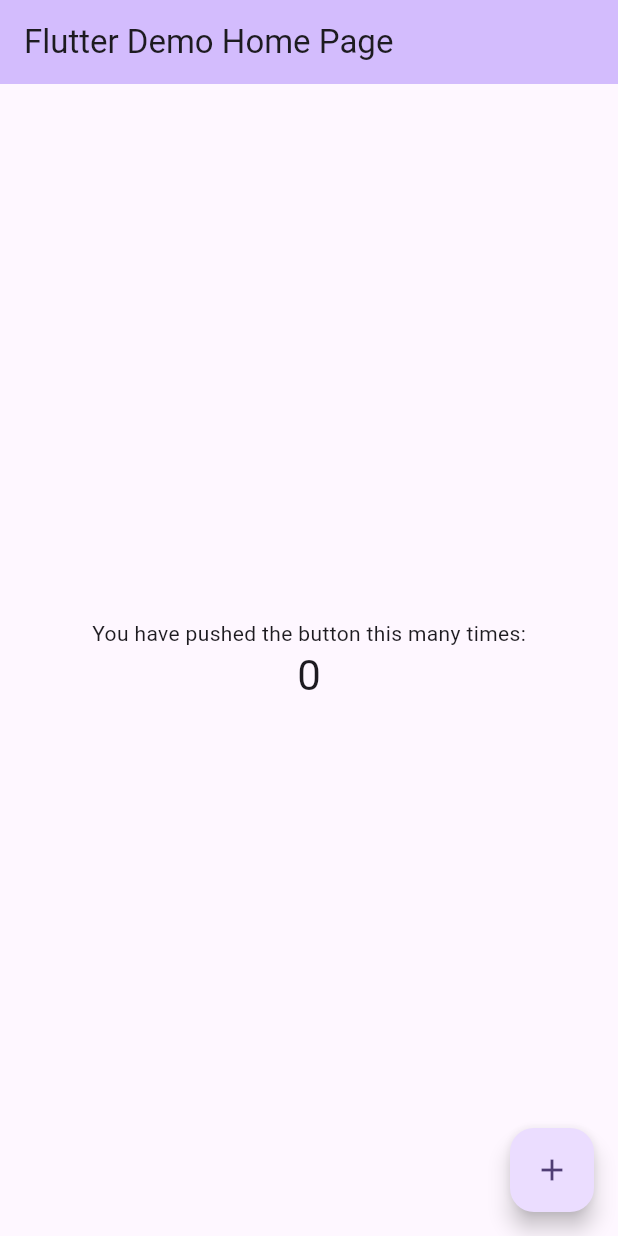
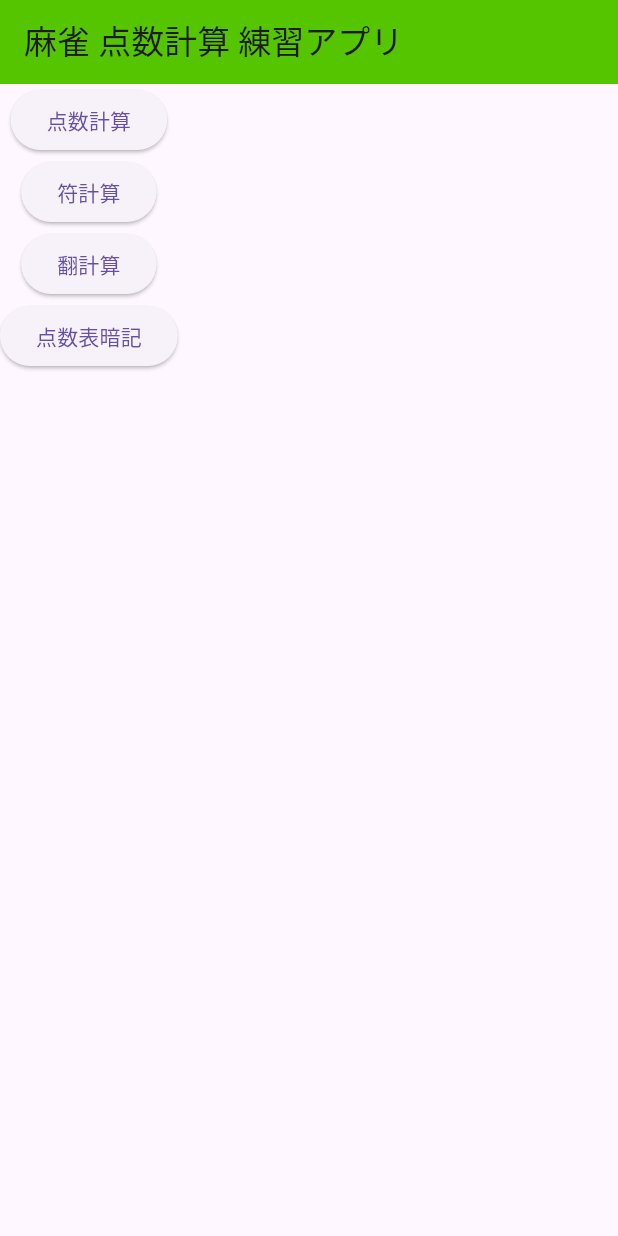
Before and after one commit to ha2ne2/mj_calc_flutter, a Flutter app: the screen it shows after launch, on a phone screen of 412 x 824 dp. Run offline on Flutter 3.47's test engine with Material 3 defaults, Android fonts, the phone set to English and light mode, and no system bars.

Commit message:
add top page

```diff
--- a/lib/main.dart
+++ b/lib/main.dart
@@ -1,125 +1,29 @@
 import 'package:flutter/material.dart';
+import 'package:mj_calc_flutter/screens/top_screen.dart';
+//import 'package:flutter_dotenv/flutter_dotenv.dart';
 
 void main() {
+  //await dotenv.load(fileName: '.env');
   runApp(const MyApp());
 }
 
 class MyApp extends StatelessWidget {
   const MyApp({super.key});
 
-  // This widget is the root of your application.
   @override
   Widget build(BuildContext context) {
     return MaterialApp(
-      title: 'Flutter Demo',
+      title: '麻雀 点数計算 練習アプリ',
       theme: ThemeData(
-        // This is the theme of your application.
-        //
-        // TRY THIS: Try running your application with "flutter run". You'll see
-        // the application has a purple toolbar. Then, without quitting the app,
-        // try changing the seedColor in the colorScheme below to Colors.green
-        // and then invoke "hot reload" (save your changes or press the "hot
-        // reload" button in a Flutter-supported IDE, or press "r" if you used
-        // the command line to start the app).
-        //
-        // Notice that the counter didn't reset back to zero; the application
-        // state is not lost during the reload. To reset the state, use hot
-        // restart instead.
-        //
-        // This works for code too, not just values: Most code changes can be
-        // tested with just a hot reload.
-        colorScheme: ColorScheme.fromSeed(seedColor: Colors.deepPurple),
-        useMaterial3: true,
-      ),
-      home: const MyHomePage(title: 'Flutter Demo Home Page'),
+          primarySwatch: Colors.green,
+          fontFamily: 'Hiragino Sans',
+          appBarTheme: const AppBarTheme(
+            backgroundColor: Color(0xFF55C500),
+          ),
+          textTheme: Theme.of(context).textTheme.apply(
+                bodyColor: Colors.white,
+              )),
+      home: const TopScreen(),
     );
   }
 }
-
-class MyHomePage extends StatefulWidget {
-  const MyHomePage({super.key, required this.title});
-
-  // This widget is the home page of your application. It is stateful, meaning
-  // that it has a State object (defined below) that contains fields that affect
-  // how it looks.
-
-  // This class is the configuration for the state. It holds the values (in this
-  // case the title) provided by the parent (in this case the App widget) and
-  // used by the build method of the State. Fields in a Widget subclass are
-  // always marked "final".
-
-  final String title;
-
-  @override
-  State<MyHomePage> createState() => _MyHomePageState();
-}
-
-class _MyHomePageState extends State<MyHomePage> {
-  int _counter = 0;
-
-  void _incrementCounter() {
-    setState(() {
-      // This call to setState tells the Flutter framework that something has
-      // changed in this State, which causes it to rerun the build method below
-      // so that the display can reflect the updated values. If we changed
-      // _counter without calling setState(), then the build method would not be
-      // called again, and so nothing would appear to happen.
-      _counter++;
-    });
-  }
-
-  @override
-  Widget build(BuildContext context) {
-    // This method is rerun every time setState is called, for instance as done
-    // by the _incrementCounter method above.
-    //
-    // The Flutter framework has been optimized to make rerunning build methods
-    // fast, so that you can just rebuild anything that needs updating rather
-    // than having to individually change instances of widgets.
-    return Scaffold(
-      appBar: AppBar(
-        // TRY THIS: Try changing the color here to a specific color (to
-        // Colors.amber, perhaps?) and trigger a hot reload to see the AppBar
-        // change color while the other colors stay the same.
-        backgroundColor: Theme.of(context).colorScheme.inversePrimary,
-        // Here we take the value from the MyHomePage object that was created by
-        // the App.build method, and use it to set our appbar title.
-        title: Text(widget.title),
-      ),
-      body: Center(
-        // Center is a layout widget. It takes a single child and positions it
-        // in the middle of the parent.
-        child: Column(
-          // Column is also a layout widget. It takes a list of children and
-          // arranges them vertically. By default, it sizes itself to fit its
-          // children horizontally, and tries to be as tall as its parent.
-          //
-          // Column has various properties to control how it sizes itself and
-          // how it positions its children. Here we use mainAxisAlignment to
-          // center the children vertically; the main axis here is the vertical
-          // axis because Columns are vertical (the cross axis would be
-          // horizontal).
-          //
-          // TRY THIS: Invoke "debug painting" (choose the "Toggle Debug Paint"
-          // action in the IDE, or press "p" in the console), to see the
-          // wireframe for each widget.
-          mainAxisAlignment: MainAxisAlignment.center,
-          children: <Widget>[
-            const Text(
-              'You have pushed the button this many times:',
-            ),
-            Text(
-              '$_counter',
-              style: Theme.of(context).textTheme.headlineMedium,
-            ),
-          ],
-        ),
-      ),
-      floatingActionButton: FloatingActionButton(
-        onPressed: _incrementCounter,
-        tooltip: 'Increment',
-        child: const Icon(Icons.add),
-      ), // This trailing comma makes auto-formatting nicer for build methods.
-    );
-  }
-}
--- /dev/null
+++ b/lib/screens/point_calc_screen.dart
@@ -0,0 +1,23 @@
+import 'package:flutter/material.dart';
+
+class PointCalcScreen extends StatefulWidget {
+  const PointCalcScreen({super.key});
+
+  @override
+  State<PointCalcScreen> createState() => _PointCalcState();
+}
+
+class _PointCalcState extends State<PointCalcScreen> {
+  @override
+  Widget build(BuildContext context) {
+    return Scaffold(
+        appBar: AppBar(
+          title: const Text('点数計算 練習'),
+        ),
+        body: Column(
+          children: [
+            ElevatedButton(onPressed: () {}, child: const Text("開始")),
+          ],
+        ));
+  }
+}
--- /dev/null
+++ b/lib/screens/top_screen.dart
@@ -0,0 +1,36 @@
+import 'package:flutter/material.dart';
+import 'package:mj_calc_flutter/screens/point_calc_screen.dart';
+
+class TopScreen extends StatefulWidget {
+  const TopScreen({super.key});
+
+  @override
+  State<TopScreen> createState() => _TopScreentate();
+}
+
+class _TopScreentate extends State<TopScreen> {
+  @override
+  Widget build(BuildContext context) {
+    return Scaffold(
+        appBar: AppBar(
+          title: const Text('麻雀 点数計算 練習アプリ'),
+        ),
+        // NOTE: これの意味がわからない
+        body: Column(
+          children: [
+            ElevatedButton(
+                onPressed: () {
+                  Navigator.of(context).push(
+                    MaterialPageRoute(
+                      builder: ((context) => const PointCalcScreen()),
+                    ),
+                  );
+                },
+                child: const Text("点数計算")),
+            ElevatedButton(onPressed: () {}, child: const Text("符計算")),
+            ElevatedButton(onPressed: () {}, child: const Text("翻計算")),
+            ElevatedButton(onPressed: () {}, child: const Text("点数表暗記")),
+          ],
+        ));
+  }
+}
```
